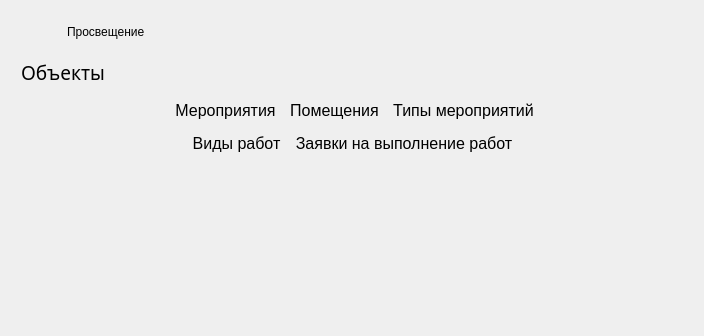
Before: the Qt Designer form forms/enlightenmentdashboard.ui in anastasia-k-o/Management-System, drawn with Qt 5; both pictures show x 0 to 704 and y 0 to 336 of the 704 by 703 pixel window.
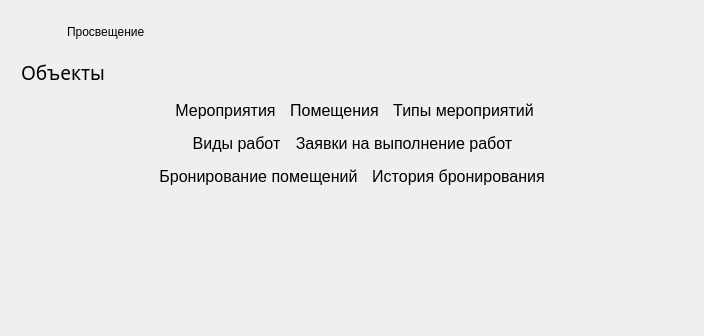
After: the same form once the commit is applied. Icons and pictures are not drawn.

Commit message: объект бронирования развл +просвещ без доп в мероприятиях

Diff of the .ui file:
```diff
--- a/forms/enlightenmentdashboard.ui
+++ b/forms/enlightenmentdashboard.ui
@@ -307,6 +307,89 @@
        </item>
       </layout>
      </item>
+     <item>
+      <layout class="QHBoxLayout" name="horizontalLayout_4">
+       <item>
+        <spacer name="horizontalSpacer_5">
+         <property name="orientation">
+          <enum>Qt::Horizontal</enum>
+         </property>
+         <property name="sizeHint" stdset="0">
+          <size>
+           <width>40</width>
+           <height>20</height>
+          </size>
+         </property>
+        </spacer>
+       </item>
+       <item>
+        <widget class="QPushButton" name="bookingRooms">
+         <property name="sizePolicy">
+          <sizepolicy hsizetype="Fixed" vsizetype="Fixed">
+           <horstretch>0</horstretch>
+           <verstretch>0</verstretch>
+          </sizepolicy>
+         </property>
+         <property name="font">
+          <font>
+           <family>Yu Gothic UI</family>
+           <pointsize>12</pointsize>
+           <weight>50</weight>
+           <italic>false</italic>
+           <bold>false</bold>
+          </font>
+         </property>
+         <property name="text">
+          <string>Бронирование помещений</string>
+         </property>
+         <property name="flat">
+          <bool>true</bool>
+         </property>
+        </widget>
+       </item>
+       <item>
+        <widget class="QPushButton" name="bookingHistory">
+         <property name="sizePolicy">
+          <sizepolicy hsizetype="Fixed" vsizetype="Fixed">
+           <horstretch>0</horstretch>
+           <verstretch>0</verstretch>
+          </sizepolicy>
+         </property>
+         <property name="font">
+          <font>
+           <family>Yu Gothic UI</family>
+           <pointsize>12</pointsize>
+           <weight>50</weight>
+           <italic>false</italic>
+           <bold>false</bold>
+          </font>
+         </property>
+         <property name="styleSheet">
+          <string notr="true">font: 12pt &quot;Yu Gothic UI&quot;;</string>
+         </property>
+         <property name="text">
+          <string>История бронирования</string>
+         </property>
+         <property name="flat">
+          <bool>true</bool>
+         </property>
+        </widget>
+       </item>
+       <item>
+        <spacer name="horizontalSpacer_6">
+         <property name="orientation">
+          <enum>Qt::Horizontal</enum>
+         </property>
+         <property name="sizeHint" stdset="0">
+          <size>
+           <width>40</width>
+           <height>20</height>
+          </size>
+         </property>
+        </spacer>
+       </item>
+      </layout>
+     </item>
      <item>
       <spacer name="verticalSpacer">
        <property name="orientation">
```
Left out of the diff: 2 changed lines with no effect on the pictures. The commit also changes 10 other files.
